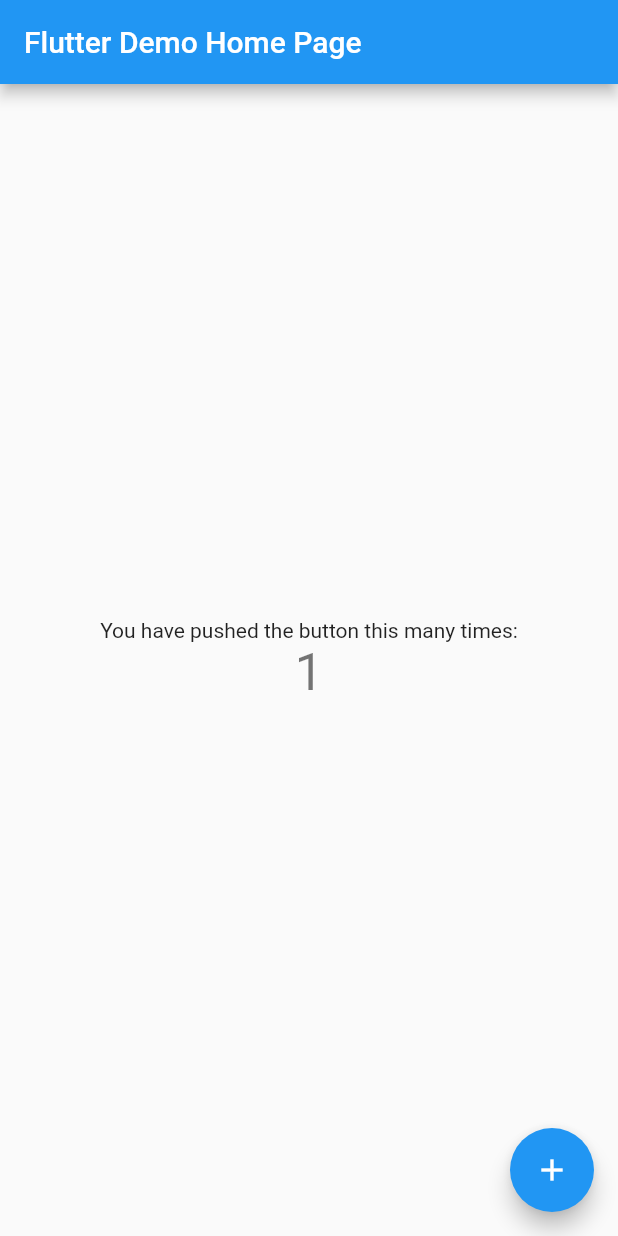
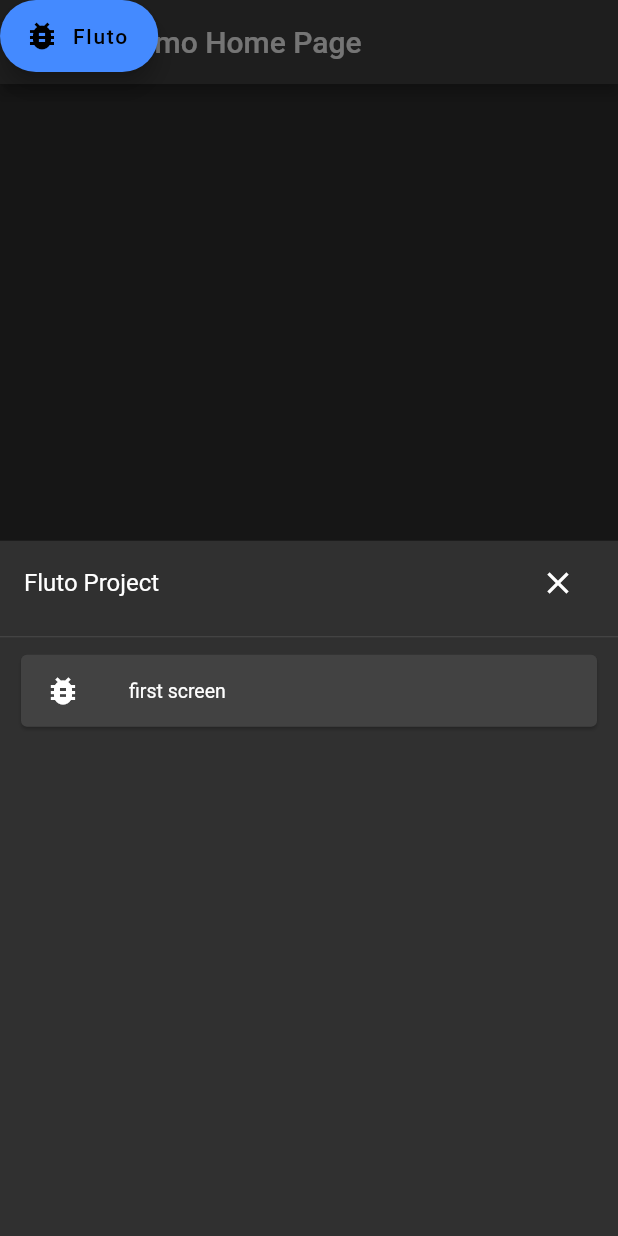
Before and after one commit to shashankgupta3891/fluto, a Flutter app: the screen it shows after launch, after a tap on the "add" icon, on a phone screen of 412 x 824 dp. Run offline on Flutter 3.47's test engine with Material 2 defaults, Android fonts, the phone set to English and light mode, and no system bars; missing offline and left inert: draggable_widget, fluto_plugin_platform_interface.

Commit message:
Changes needed for release v0.1.0

```diff
--- a/example/lib/main.dart
+++ b/example/lib/main.dart
@@ -1,7 +1,21 @@
+import 'package:fluto/fluto.dart';
 import 'package:flutter/material.dart';
 
+GlobalKey<NavigatorState> navigatorKey = GlobalKey();
+
 void main() {
-  runApp(const MyApp());
+  FlutoPluginManager.registerAllPlugins([
+    ScreenLauncherPlugin(
+      devIdentifier: 'one',
+      screen: Scaffold(
+        appBar: AppBar(title: const Text("first screen")),
+        body: const Text("first screen"),
+      ),
+      name: "first screen",
+    )
+  ]);
+
+  runApp(Fluto(navigatorKey: navigatorKey, child: const MyApp()));
 }
 
 class MyApp extends StatelessWidget {
@@ -11,19 +25,10 @@ class MyApp extends StatelessWidget {
   @override
   Widget build(BuildContext context) {
     return MaterialApp(
+      navigatorKey: navigatorKey,
       title: 'Flutter Demo',
-      theme: ThemeData(
-        // This is the theme of your application.
-        //
-        // Try running your application with "flutter run". You'll see the
-        // application has a blue toolbar. Then, without quitting the app, try
-        // changing the primarySwatch below to Colors.green and then invoke
-        // "hot reload" (press "r" in the console where you ran "flutter run",
-        // or simply save your changes to "hot reload" in a Flutter IDE).
-        // Notice that the counter didn't reset back to zero; the application
-        // is not restarted.
-        primarySwatch: Colors.blue,
-      ),
+      builder: (context, child) => FlutoScreenWrapper(child: child!),
+      theme: ThemeData.dark(),
       home: const MyHomePage(title: 'Flutter Demo Home Page'),
     );
   }
@@ -51,12 +56,8 @@ class _MyHomePageState extends State<MyHomePage> {
   int _counter = 0;
 
   void _incrementCounter() {
+    context.showFlutoSheet();
     setState(() {
-      // This call to setState tells the Flutter framework that something has
-      // changed in this State, which causes it to rerun the build method below
-      // so that the display can reflect the updated values. If we changed
-      // _counter without calling setState(), then the build method would not be
-      // called again, and so nothing would appear to happen.
       _counter++;
     });
   }
--- a/example/pubspec.yaml
+++ b/example/pubspec.yaml
@@ -36,6 +36,9 @@ dependencies:
   # The following adds the Cupertino Icons font to your application.
   # Use with the CupertinoIcons class for iOS style icons.
   cupertino_icons: ^1.0.2
+
+  fluto:
+    path: ../../fluto
 
 dev_dependencies:
   flutter_test:
--- a/lib/fluto.dart
+++ b/lib/fluto.dart
@@ -1,5 +1,7 @@
 library fluto;
 
+export 'package:fluto/src/core/generic_plugins/launcher_plugin/launcher_plugin_src.dart';
 export 'package:fluto/src/core/plugin_manager.dart';
+export 'package:fluto/src/extension/fluto_context_extension.dart';
 export 'package:fluto/src/fluto.dart';
 export 'package:fluto/src/ui/components/screen_wrapper.dart';
--- /dev/null
+++ b/lib/src/core/generic_plugins/launcher_plugin/launcher_plugin_src.dart
@@ -0,0 +1,2 @@
+export 'click_launcher_plugin.dart';
+export 'screen_launcher_plugin.dart';
--- a/lib/src/core/plugin_manager.dart
+++ b/lib/src/core/plugin_manager.dart
@@ -1,6 +1,6 @@
 import 'package:fluto_plugin_platform_interface/fluto_plugin_platform_interface.dart';
 
-abstract class PlutoPluginManager {
+abstract class FlutoPluginManager {
   static final List<Pluggable> _plugins = [];
 
   static List<Pluggable> get plugins => _plugins;
--- a/lib/src/ui/components/dragging_button.dart
+++ b/lib/src/ui/components/dragging_button.dart
@@ -14,15 +14,19 @@ class DraggingButton extends StatelessWidget {
     final showDraggingButton = context
         .select<FlutoProvider, bool>((value) => value.showDraggingButton);
     return DraggableWidget(
-      bottomMargin: 80,
-      topMargin: 80,
+      bottomMargin: 120,
+      topMargin: 120,
       intialVisibility: showDraggingButton,
-      horizontalSpace: 20,
-      shadowBorderRadius: 50,
+      horizontalSpace: 5,
+      shadowBorderRadius: 1,
       initialPosition: AnchoringPosition.bottomRight,
       dragController: flutoProvider.dragController,
-      child: ElevatedButton(
-        child: const Text("Launch Fluto"),
+      normalShadow: const BoxShadow(
+          color: Colors.transparent, offset: Offset(0, 4), blurRadius: 2),
+      child: FloatingActionButton.extended(
+        backgroundColor: Colors.blueAccent,
+        icon: const Icon(Icons.bug_report),
+        label: const Text("Fluto"),
         onPressed: () {
           flutoProvider.setSheetState(PluginSheetState.clicked);
         },
--- a/lib/src/ui/components/fluto_plugin_sheet.dart
+++ b/lib/src/ui/components/fluto_plugin_sheet.dart
@@ -4,7 +4,7 @@ import 'package:flutter/material.dart';
 import 'package:provider/provider.dart';
 
 Future<void> showFlutoBottomSheet(BuildContext context) async {
-  final pluginList = PlutoPluginManager.plugins;
+  final pluginList = FlutoPluginManager.plugins;
 
   showModalBottomSheet(
     isDismissible: false,
@@ -34,44 +34,38 @@ Future<void> showFlutoBottomSheet(BuildContext context) async {
               ),
             ),
             const Divider(),
-            // const Padding(
-            //   padding: EdgeInsets.symmetric(horizontal: 16),
-            //   child: Text("Plugins"),
-            // ),
-            // SizedBox(
-            //   height: 50,
-            //   child:  ),
-
             Expanded(
+              child: Visibility(
+                visible: pluginList.isNotEmpty,
+                replacement: const Center(child: Text("No Plugin Available")),
                 child: ListView.builder(
                   padding: const EdgeInsets.symmetric(horizontal: 10),
-                // shrinkWrap: true,
-                // scrollDirection: Axis.horizontal,
                   itemCount: pluginList.length,
                   itemBuilder: (context, index) {
                     final plugin = pluginList[index];
 
                     return Card(
                       clipBehavior: Clip.antiAlias,
+                      color: Color.alphaBlend(
+                        Theme.of(context).cardColor,
+                        Theme.of(context).secondaryHeaderColor,
+                      ),
                       child: ListTile(
                         dense: true,
                         leading: Icon(plugin.pluginConfiguration.icon),
                         title: Text(plugin.pluginConfiguration.name),
-                      subtitle: Text(plugin.pluginConfiguration.description),
+                        subtitle:
+                            plugin.pluginConfiguration.description.isNotEmpty
+                                ? Text(plugin.pluginConfiguration.description)
+                                : null,
                         onTap: () {
                           plugin.setup(provider.navigatorKey);
                           plugin.navigation.onLaunch.call();
                         },
                       ),
                     );
-                  // return IconButton(
-                  //   icon: Icon(plugin.pluginConfiguration.icon),
-                  //   onPressed: () {
-                  //     plugin.setup(provider.navigatorKey);
-                  //     plugin.navigation.onLaunch.call();
-                  //   },
-                  // );
                   },
+                ),
               ),
             ),
           ],
```
Also changed, not shown: lib/src/core/generic_plugins/launcher_plugin/click_launcher_plugin.dart (added, +24 -0 lines), lib/src/core/generic_plugins/launcher_plugin/screen_launcher_plugin.dart (added, +27 -0 lines), lib/src/extension/fluto_context_extension.dart (added, +8 -0 lines), pubspec.yaml (+5 -5 lines), example/pubspec.lock, 3 other files. Lines whose indentation alone changed are shown as unchanged.
